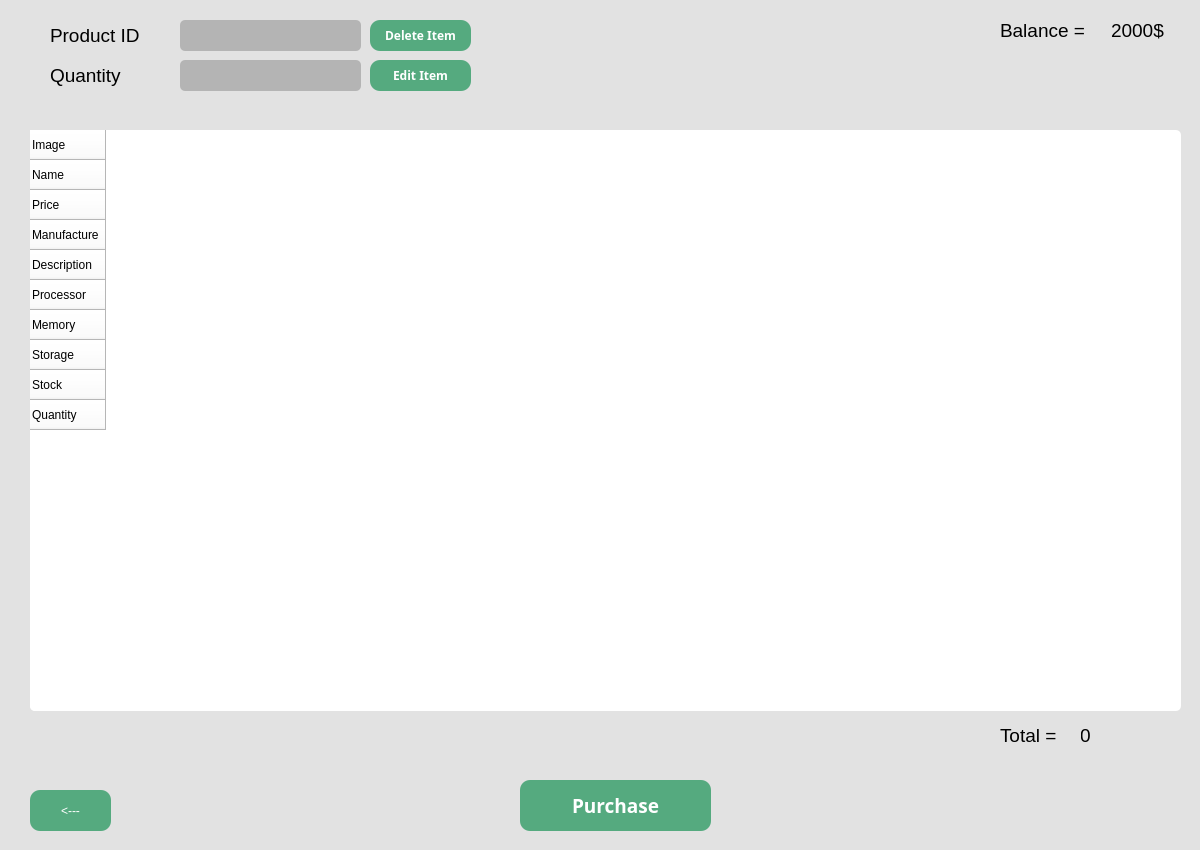
Eugeo101/Commerce-Marketplace-system, file front end/cart.ui: the form before one commit.
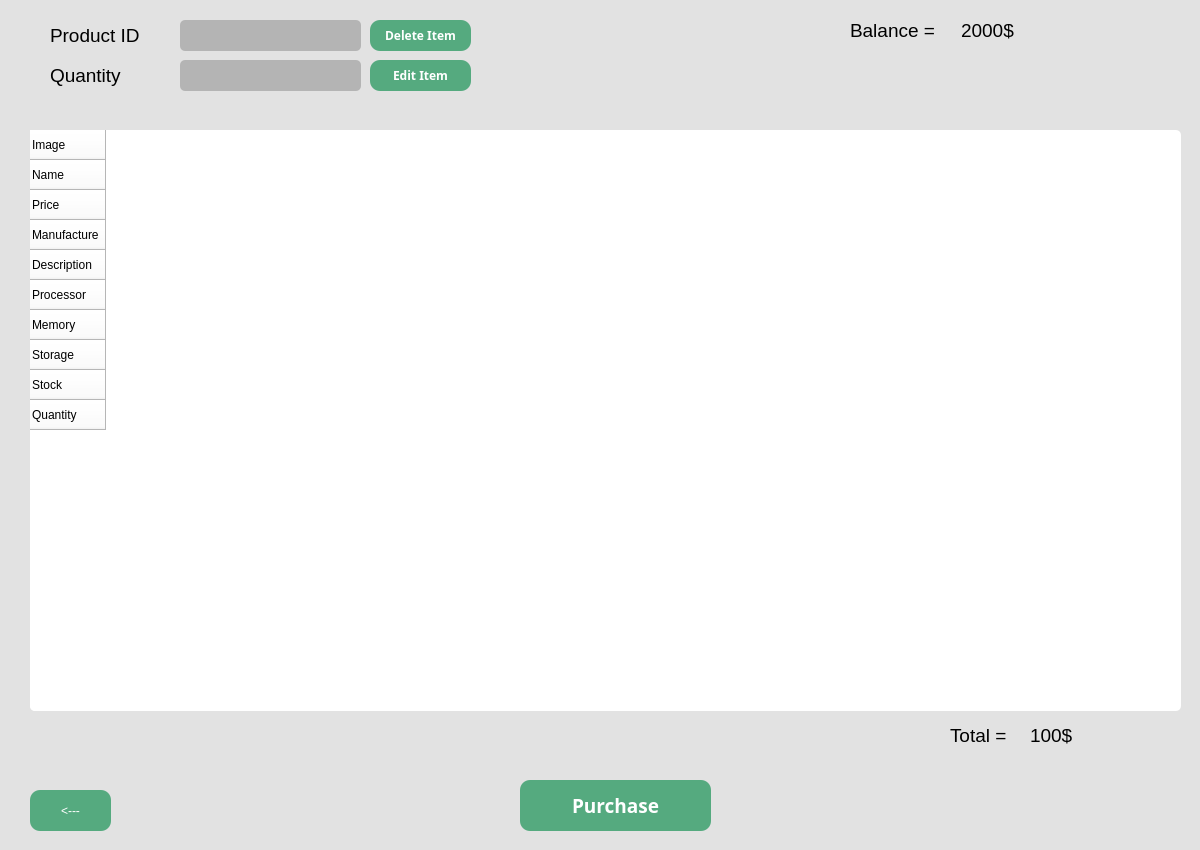
The form after the commit.

What changed in the file:
```diff
--- a/front end/cart.ui
+++ b/front end/cart.ui
@@ -21,9 +21,9 @@
   <widget class="QLabel" name="label_11">
    <property name="geometry">
     <rect>
-     <x>1111</x>
+     <x>961</x>
      <y>10</y>
-     <width>81</width>
+     <width>231</width>
      <height>41</height>
     </rect>
    </property>
@@ -137,9 +137,9 @@
   <widget class="QLabel" name="label_12">
    <property name="geometry">
     <rect>
-     <x>1080</x>
+     <x>1030</x>
      <y>720</y>
-     <width>61</width>
+     <width>151</width>
      <height>31</height>
     </rect>
    </property>
@@ -154,13 +154,13 @@
 border-radius: 5px;</string>
    </property>
    <property name="text">
-    <string>0</string>
+    <string>100$</string>
    </property>
   </widget>
   <widget class="QLabel" name="label_10">
    <property name="geometry">
     <rect>
-     <x>1000</x>
+     <x>850</x>
      <y>10</y>
      <width>111</width>
      <height>41</height>
@@ -284,7 +284,7 @@
   <widget class="QLabel" name="label_13">
    <property name="geometry">
     <rect>
-     <x>1000</x>
+     <x>950</x>
      <y>720</y>
      <width>81</width>
      <height>31</height>
@@ -348,20 +348,22 @@
   <widget class="QLabel" name="errorlabel">
    <property name="geometry">
     <rect>
-     <x>160</x>
+     <x>80</x>
      <y>720</y>
-     <width>801</width>
-     <height>41</height>
+     <width>571</width>
+     <height>51</height>
     </rect>
    </property>
    <property name="font">
     <font>
      <family>Yu Gothic UI</family>
-     <pointsize>22</pointsize>
+     <pointsize>20</pointsize>
     </font>
    </property>
    <property name="styleSheet">
-    <string notr="true"/>
+    <string notr="true">background-color: rgb(226, 226, 226);
+color: rgb(170, 0, 0);
+</string>
    </property>
    <property name="text">
     <string/>
```
